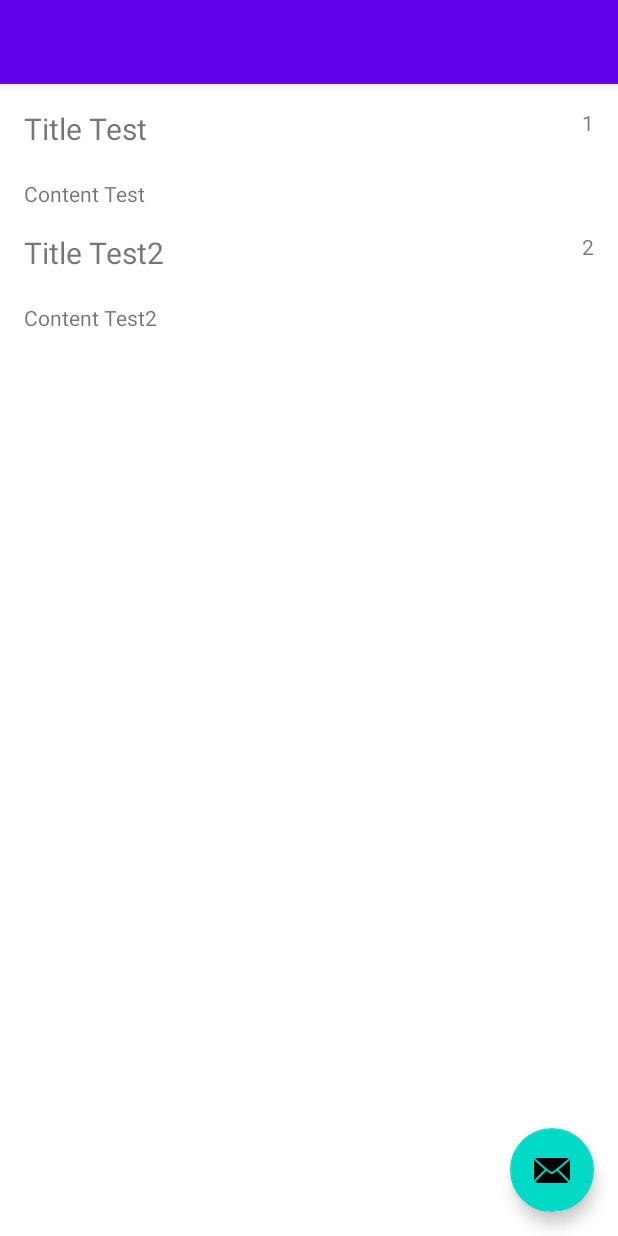
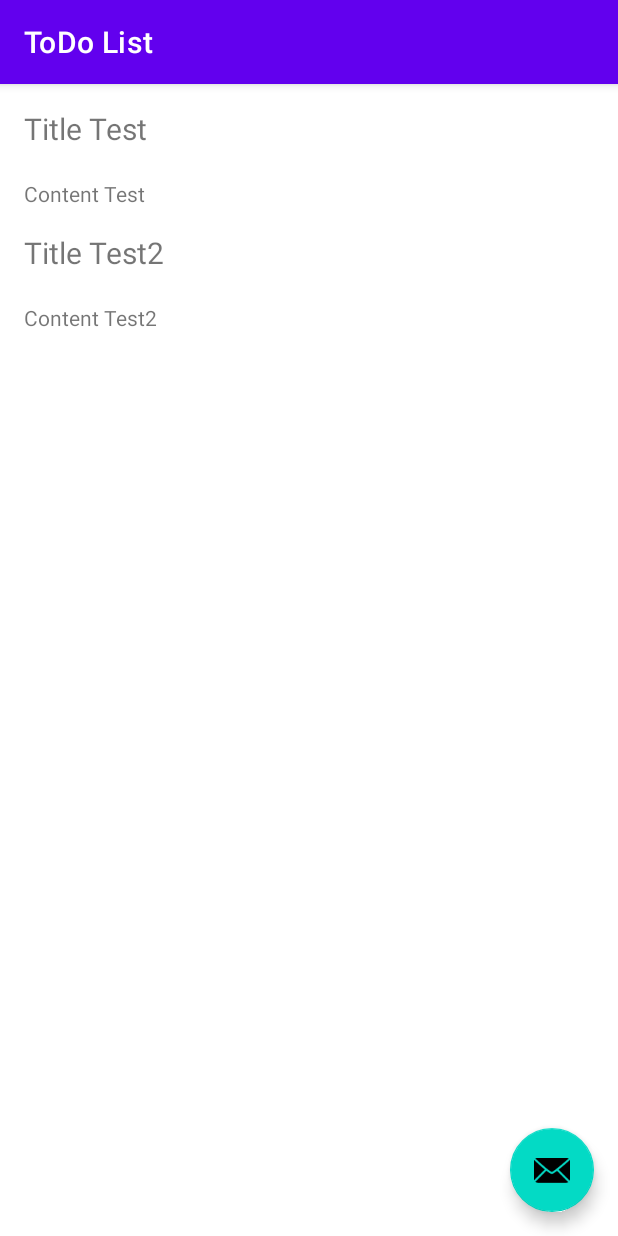
Before and after one commit to eastar-dev/agile-todo, an Android app: the screen it shows after launch (MainActivity), on a phone screen of 412 x 824 dp. Run offline under Robolectric (Android 15) with nearby library versions, the phone set to English and light mode, and no system bars; libraries missing offline, so code that uses them is left out: android.log, dev.eastar.ktx; 3 statements that could not run were skipped.

Commit message:
#09 - main appbar title 추가 , id 제거

```diff
--- a/app/src/main/java/com/bestuna/todo/MainActivity.kt
+++ b/app/src/main/java/com/bestuna/todo/MainActivity.kt
@@ -30,7 +30,7 @@ class MainActivity : AppCompatActivity() {
         bb = ActivityMainBinding.inflate(layoutInflater)
         setContentView(bb.root)
         TodoDB.CREATE(this)
-
+        bb.toolbar.title = "ToDo List"
         adapter = TodoDisplayAdapter(
             this,
             mutableListOf(
@@ -101,7 +101,7 @@ class MainActivity : AppCompatActivity() {
         }
 
         override fun onBindViewHolder(holder: ToDoDisplayViewHolder, position: Int) {
-            holder.id.text = list[position].id
+//            holder.id.text = list[position].id
             holder.title.text = list[position].title
             holder.content.text = list[position].content
         }
@@ -118,7 +118,7 @@ class MainActivity : AppCompatActivity() {
 
             val title = view.findViewById<TextView>(R.id.title)
             val content = view.findViewById<TextView>(R.id.content)
-            val id = view.findViewById<TextView>(R.id.id)
+//            val id = view.findViewById<TextView>(R.id.id)
         }
     }
 }
--- a/app/src/main/res/layout/displaylist_item.xml
+++ b/app/src/main/res/layout/displaylist_item.xml
@@ -21,12 +21,12 @@
         tools:text = "Title Test"
         />
 
-    <TextView
-        android:id="@+id/id"
-        android:layout_width="wrap_content"
-        android:layout_height="wrap_content"
-        app:layout_constraintEnd_toEndOf="parent"
-        app:layout_constraintTop_toTopOf="parent" />
+<!--    <TextView-->
+<!--        android:id="@+id/id"-->
+<!--        android:layout_width="wrap_content"-->
+<!--        android:layout_height="wrap_content"-->
+<!--        app:layout_constraintEnd_toEndOf="parent"-->
+<!--        app:layout_constraintTop_toTopOf="parent" />-->
 
     <TextView
         android:id="@+id/content"
```
